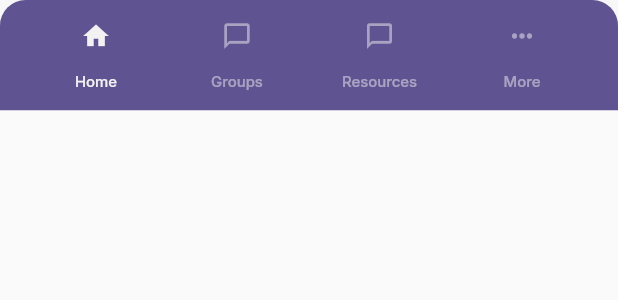
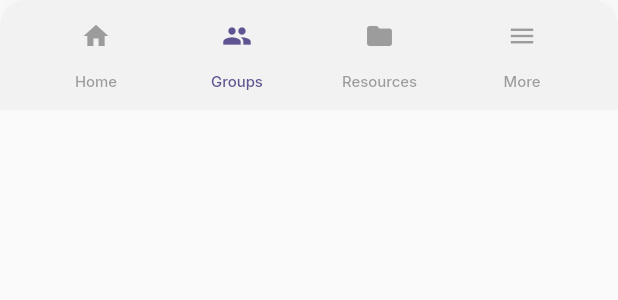
Before and after one commit to GENESDEMON/Hive, a Flutter app: the CustomBottomNav widget shown alone on an empty page, opened directly, on a phone screen of 412 x 824 dp. Shown: the top 300 px of the screen. Run offline on Flutter 3.47's test engine with Material 2 defaults, Android fonts, the phone set to English and light mode, and no system bars; our stand-ins replace google_fonts.

Commit message:
tabs cleaned, bottom nav too and more page details added

```diff
--- a/lib/views/auth/login.dart
+++ b/lib/views/auth/login.dart
@@ -5,7 +5,7 @@ import 'package:hive/utils/colours.dart';
 import 'package:hive/utils/routes.dart';
 import 'package:hive/utils/size_config.dart';
 import 'package:hive/utils/text_style.dart';
-import 'package:hive/views/auth/home.dart';
+import 'package:hive/views/tabs/home.dart';
 import 'package:hive/views/auth/register.dart';
 import 'package:hive/views/auth/reset.dart';
 import 'package:hive/widgets/general.dart';
--- a/lib/widgets/bottom_nav.dart
+++ b/lib/widgets/bottom_nav.dart
@@ -4,7 +4,12 @@ import 'package:flutter/material.dart';
 import 'package:google_fonts/google_fonts.dart';
 import 'package:hive/utils/colours.dart';
 import 'package:hive/utils/enum.dart';
+import 'package:hive/utils/routes.dart';
 import 'package:hive/utils/size_config.dart';
+import 'package:hive/views/tabs/groups.dart';
+import 'package:hive/views/tabs/home.dart';
+import 'package:hive/views/tabs/more.dart';
+import 'package:hive/views/tabs/resources.dart';
 
 class CustomBottomNav extends StatelessWidget {
   const CustomBottomNav({
@@ -16,12 +21,12 @@ class CustomBottomNav extends StatelessWidget {
   @override
   Widget build(BuildContext context) {
     //for when the menu option is not clicked
-    final Color inActiveIconColor = wHTCOLOUR.withOpacity(0.5);
+    final Color inActiveIconColor = bLKCOLOUR.withOpacity(0.5);
     return Container(
       height: getScreenHeight(80),
       padding: EdgeInsets.symmetric(horizontal: 17),
       decoration: BoxDecoration(
-        color: pRYCOLOUR,
+        color: wHTCOLOUR,
         borderRadius: BorderRadius.only(
           topLeft: Radius.circular(17),
           topRight: Radius.circular(17),
@@ -50,18 +55,23 @@ class CustomBottomNav extends StatelessWidget {
                     Icons.home,
                     size: 20,
                     color: Menu.home == selectedMenu
-                        ? wHTCOLOUR
+                        ? pRYCOLOUR
                         : inActiveIconColor,
                   ),
-                  onPressed: () {},
+                  onPressed: () {
+                    RouteNavigators.routeNoWayHome(
+                      context,
+                      Home(),
+                    );
+                  },
                 ),
                 Text(
                   "Home",
                   style: GoogleFonts.inter(
                     fontSize: getScreenWidth(10),
                     color: Menu.home == selectedMenu
-                        ? wHTCOLOUR
-                        : wHTCOLOUR.withOpacity(0.5),
+                        ? pRYCOLOUR
+                        : bLKCOLOUR.withOpacity(0.5),
                     fontWeight: FontWeight.w500,
                   ),
                 ),
@@ -74,21 +84,26 @@ class CustomBottomNav extends StatelessWidget {
               children: [
                 IconButton(
                   icon: Icon(
-                    Icons.chat_bubble_outline,
+                    Icons.people,
                     size: 20,
                     color: Menu.groups == selectedMenu
-                        ? wHTCOLOUR
+                        ? pRYCOLOUR
                         : inActiveIconColor,
                   ),
-                  onPressed: () {},
+                  onPressed: () {
+                    RouteNavigators.routeNoWayHome(
+                      context,
+                      Groups(),
+                    );
+                  },
                 ),
                 Text(
                   "Groups",
                   style: GoogleFonts.inter(
                     fontSize: getScreenWidth(10),
                     color: Menu.groups == selectedMenu
-                        ? wHTCOLOUR
-                        : wHTCOLOUR.withOpacity(0.5),
+                        ? pRYCOLOUR
+                        : bLKCOLOUR.withOpacity(0.5),
                     fontWeight: FontWeight.w500,
                   ),
                 ),
@@ -101,21 +116,26 @@ class CustomBottomNav extends StatelessWidget {
               children: [
                 IconButton(
                   icon: Icon(
-                    Icons.chat_bubble_outline,
+                    Icons.folder,
                     size: 20,
-                    color: Menu.groups == selectedMenu
-                        ? wHTCOLOUR
+                    color: Menu.resources == selectedMenu
+                        ? pRYCOLOUR
                         : inActiveIconColor,
                   ),
-                  onPressed: () {},
+                  onPressed: () {
+                    RouteNavigators.routeNoWayHome(
+                      context,
+                      Resources(),
+                    );
+                  },
                 ),
                 Text(
                   "Resources",
                   style: GoogleFonts.inter(
                     fontSize: getScreenWidth(10),
                     color: Menu.resources == selectedMenu
-                        ? wHTCOLOUR
-                        : wHTCOLOUR.withOpacity(0.5),
+                        ? pRYCOLOUR
+                        : bLKCOLOUR.withOpacity(0.5),
                     fontWeight: FontWeight.w500,
                   ),
                 ),
@@ -128,21 +148,26 @@ class CustomBottomNav extends StatelessWidget {
               children: [
                 IconButton(
                   icon: Icon(
-                    Icons.more_horiz,
+                    Icons.menu,
                     size: 20,
                     color: Menu.more == selectedMenu
-                        ? wHTCOLOUR
+                        ? pRYCOLOUR
                         : inActiveIconColor,
                   ),
-                  onPressed: () {},
+                  onPressed: () {
+                    RouteNavigators.routeNoWayHome(
+                      context,
+                      More(),
+                    );
+                  },
                 ),
                 Text(
                   "More",
                   style: GoogleFonts.inter(
                     fontSize: getScreenWidth(10),
                     color: Menu.more == selectedMenu
-                        ? wHTCOLOUR
-                        : wHTCOLOUR.withOpacity(0.5),
+                        ? pRYCOLOUR
+                        : bLKCOLOUR.withOpacity(0.5),
                     fontWeight: FontWeight.w500,
                   ),
                 ),
```
Also changed, not shown: lib/views/auth/home.dart (deleted, +0 -172 lines), lib/views/more/edit_profile.dart (added, +85 -0 lines), lib/views/tabs/groups.dart (added, +43 -0 lines), lib/views/tabs/home.dart (added, +43 -0 lines), lib/views/tabs/more.dart (added, +59 -0 lines), lib/views/tabs/resources.dart (added, +43 -0 lines), lib/widgets/general.dart (+2 -17 lines).
